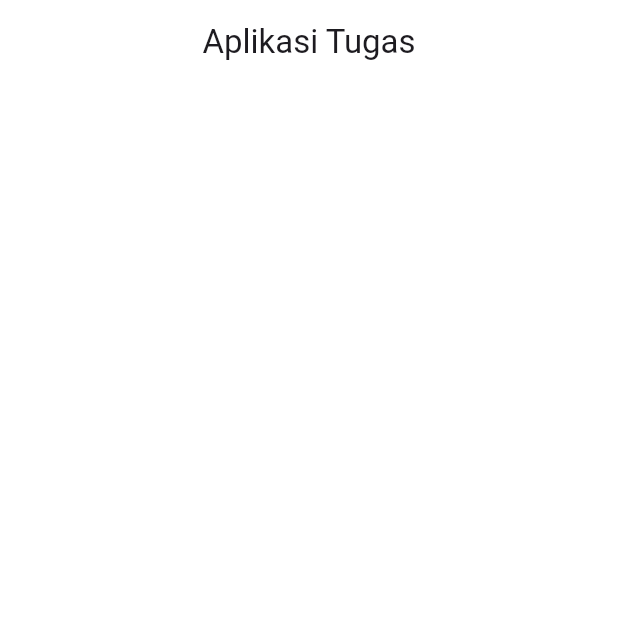
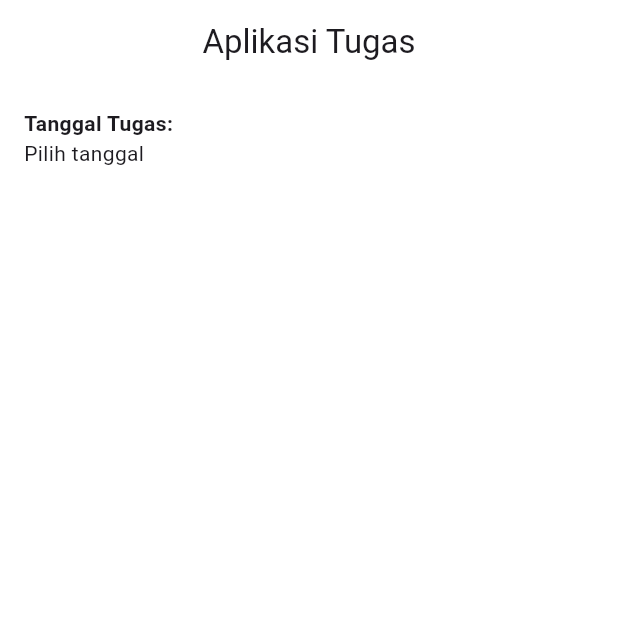
Before and after one commit to nadiacahyadewi/TodoApp_0001, a Flutter app: the screen it shows after launch, on a phone screen of 412 x 824 dp, the top half of it. Run offline on Flutter 3.47's test engine with Material 3 defaults, Android fonts, the phone set to English and light mode, and no system bars; missing offline and left inert: bottom_picker.

Commit message:
membuat form pilih tanggal

```diff
--- a/lib/todoApp_page.dart
+++ b/lib/todoApp_page.dart
@@ -1,4 +1,6 @@
+import 'package:bottom_picker/bottom_picker.dart';
 import 'package:flutter/material.dart';
+import 'package:intl/intl.dart';
 
 class TodoappPage extends StatefulWidget {
   const TodoappPage({super.key});
@@ -87,10 +89,34 @@ class _TodoappPageState extends State<TodoappPage> {
               key: _formKey,
               child: Column(
                 crossAxisAlignment: CrossAxisAlignment.start,
-                children: [],
-              ))
+                children: [
+                  // Pemilih tanggal
+                  Row(
+                    children: [
+                      Expanded(
+                        child: Column(
+                          crossAxisAlignment: CrossAxisAlignment.start,
+                          children: [
+                            const Text(
+                              'Tanggal Tugas:',
+                              style: TextStyle(fontWeight: FontWeight.bold),
+                            ),
+                            Text(
+                              _selectedDate == null
+                                  ? 'Pilih tanggal'
+                                  : DateFormat('dd-MM-yyyy HH:mm').format(_selectedDate!),
+                            ),
+                          ],
+                        ),
+                      ),
+                    ],
+                  ),
+                ],
+              ),
+            ),
           ],
-        ),)
+        ),
+      ),
     );
   }
 }
```
